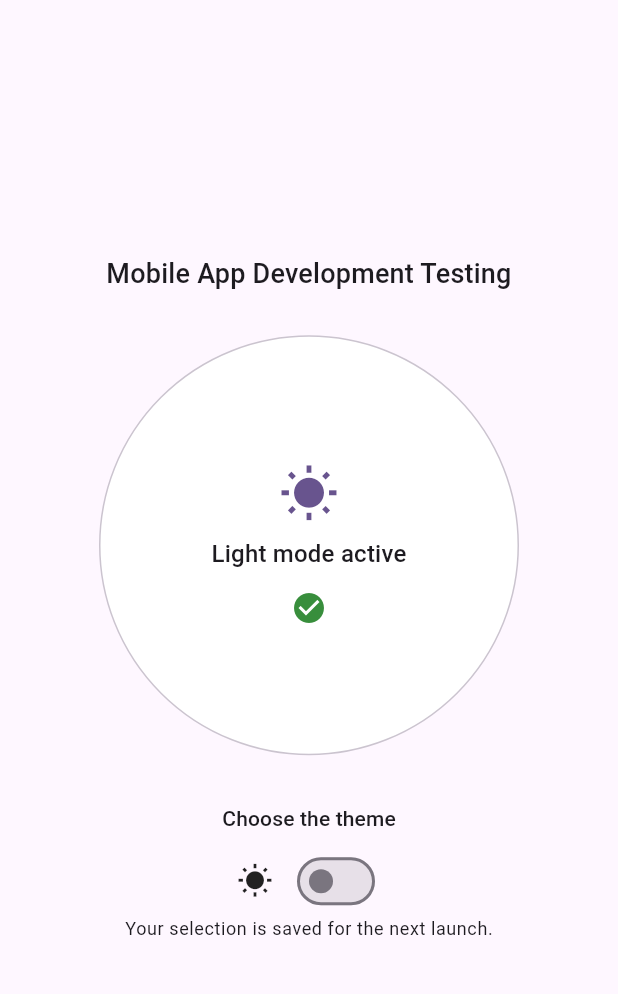
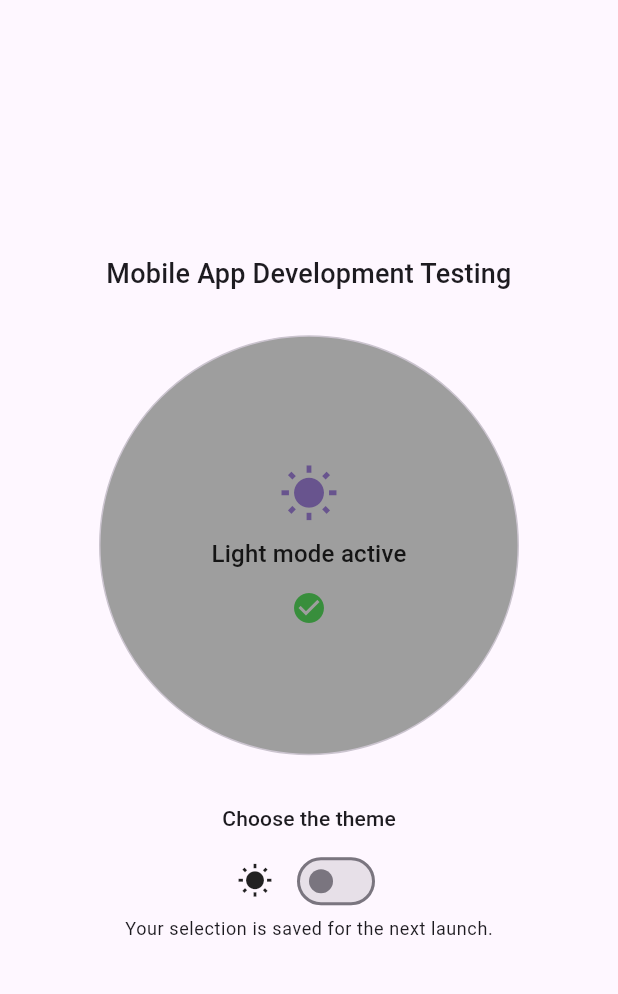
Before and after one commit to Grevanur/in_class_02, a Flutter app: the screen it shows after launch, on a phone screen of 412 x 824 dp, the part 63-1057 px from its top. Run offline on Flutter 3.47's test engine with Material 3 defaults, Android fonts, the phone set to English and light mode, and no system bars; our stand-ins replace shared_preferences.

Commit message:
Match required theme panel colors

```diff
--- a/lib/main.dart
+++ b/lib/main.dart
@@ -7,16 +7,22 @@ void main() {
 
 /// Design tokens that complement Material's built-in [ColorScheme].
 class AppColors extends ThemeExtension<AppColors> {
-  const AppColors({required this.success, required this.panel});
+  const AppColors({
+    required this.success,
+    required this.panel,
+    required this.panelForeground,
+  });
 
   final Color success;
   final Color panel;
+  final Color panelForeground;
 
   @override
-  AppColors copyWith({Color? success, Color? panel}) {
+  AppColors copyWith({Color? success, Color? panel, Color? panelForeground}) {
     return AppColors(
       success: success ?? this.success,
       panel: panel ?? this.panel,
+      panelForeground: panelForeground ?? this.panelForeground,
     );
   }
 
@@ -28,6 +34,7 @@ class AppColors extends ThemeExtension<AppColors> {
     return AppColors(
       success: Color.lerp(success, other.success, t)!,
       panel: Color.lerp(panel, other.panel, t)!,
+      panelForeground: Color.lerp(panelForeground, other.panelForeground, t)!,
     );
   }
 }
@@ -118,9 +125,9 @@ class _ThemeSwitcherAppState extends State<ThemeSwitcherApp> {
       extensions: [
         AppColors(
           success: isDark ? Colors.greenAccent.shade200 : Colors.green.shade700,
-          panel: isDark
-              ? colorScheme.surfaceContainerHigh
-              : colorScheme.surfaceContainerLowest,
+          // Matches the assignment's required gray-to-white panel transition.
+          panel: isDark ? Colors.white : Colors.grey,
+          panelForeground: Colors.black87,
         ),
       ],
     );
@@ -182,7 +189,9 @@ class ThemeHome extends StatelessWidget {
                       const SizedBox(height: 8),
                       Text(
                         isDark ? 'Dark mode active' : 'Light mode active',
-                        style: theme.textTheme.titleMedium,
+                        style: theme.textTheme.titleMedium?.copyWith(
+                          color: appColors.panelForeground,
+                        ),
                         textAlign: TextAlign.center,
                       ),
                       const SizedBox(height: 12),
```
